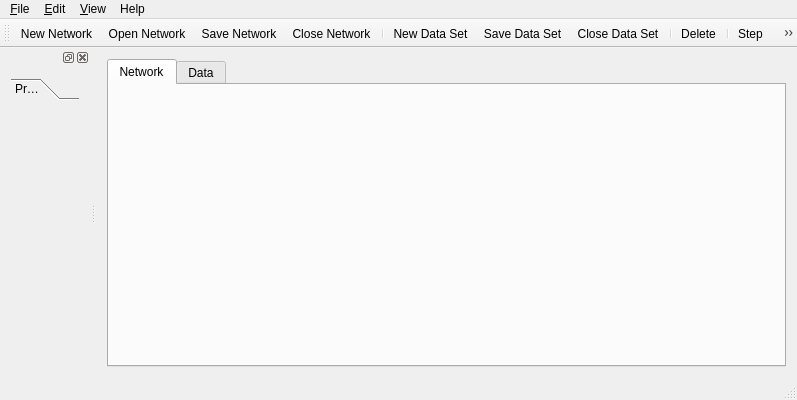
Above: src/neurogui/mainwindow.ui from chalcolith/neurolab before the change. Below: the same form after it.
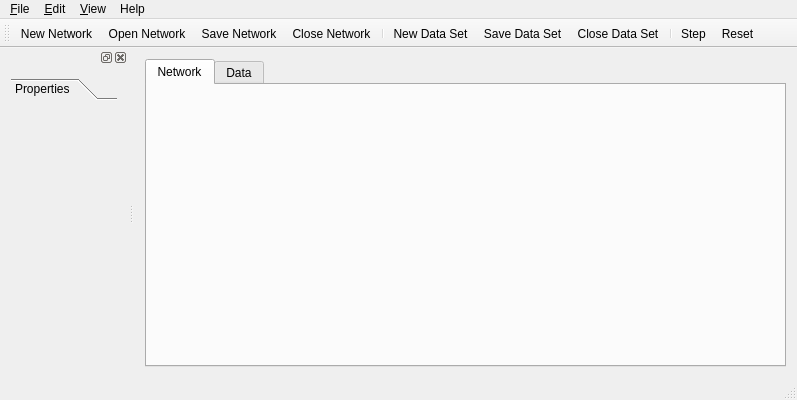
That is the form after the change.

```diff
--- a/src/neurogui/mainwindow.ui
+++ b/src/neurogui/mainwindow.ui
@@ -116,13 +116,17 @@
    <addaction name="action_Save_Data_Set"/>
    <addaction name="action_Close_Data_Set"/>
    <addaction name="separator"/>
-   <addaction name="action_Delete"/>
-   <addaction name="separator"/>
    <addaction name="action_Step"/>
    <addaction name="action_Reset"/>
   </widget>
   <widget class="QStatusBar" name="statusBar"/>
   <widget class="QDockWidget" name="sidebarDockWidget">
+   <property name="minimumSize">
+    <size>
+     <width>128</width>
+     <height>122</height>
+    </size>
+   </property>
    <property name="windowTitle">
     <string/>
    </property>
@@ -147,7 +151,7 @@
          <rect>
           <x>0</x>
           <y>0</y>
-          <width>57</width>
+          <width>110</width>
           <height>276</height>
          </rect>
         </property>
```
Left out of the diff: 40 changed lines with no effect on the pictures.
